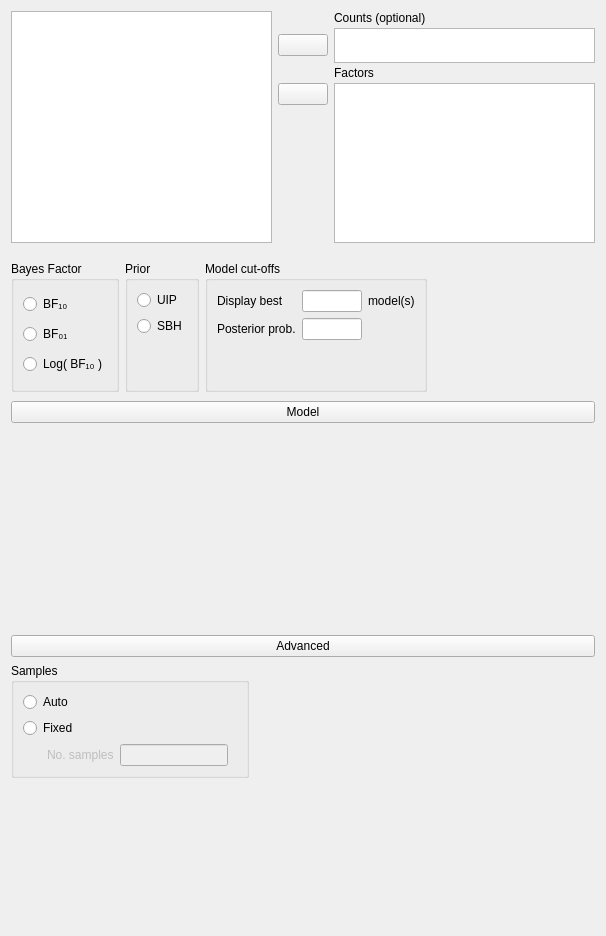
Old version of the form JASP-Desktop/analysisforms/regressionloglinearbayesianform.ui in the repository jasp-stats/jasp-desktop.
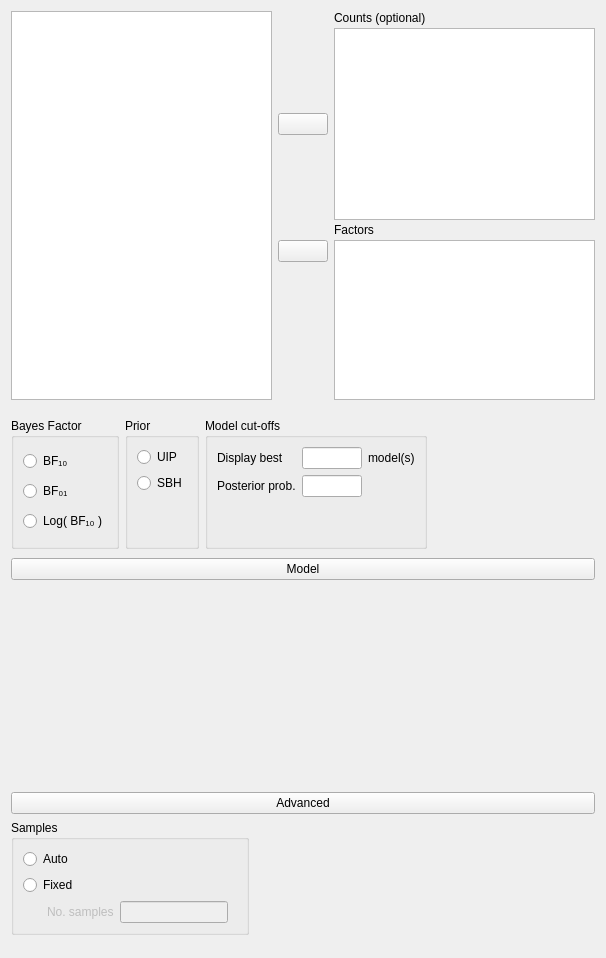
New version of the form. Custom widgets are drawn as their Qt base class.

Diff of the .ui file:
```diff
--- a/JASP-Desktop/analysisforms/regressionloglinearbayesianform.ui
+++ b/JASP-Desktop/analysisforms/regressionloglinearbayesianform.ui
@@ -81,13 +81,13 @@
         <property name="minimumSize">
          <size>
           <width>0</width>
-          <height>35</height>
+          <height>0</height>
          </size>
         </property>
         <property name="maximumSize">
          <size>
           <width>16777215</width>
-          <height>35</height>
+          <height>16777215</height>
          </size>
         </property>
         <property name="selectionMode">
@@ -577,6 +577,11 @@
    <header>widgets/anovamodelwidget.h</header>
    <container>1</container>
   </customwidget>
+  <customwidget>
+   <class>boundSingleItemView</class>
+   <extends>QListView</extends>
+   <header>widgets/boundsingleitemview.h</header>
+  </customwidget>
  </customwidgets>
  <resources/>
  <connections>
```
Left out of the diff: 2 changed lines with no effect on the pictures.
